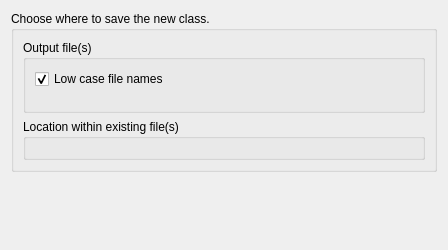
Qt form language/codegen/ui/outputlocation.ui (KDE/kdevelop) before a commit.
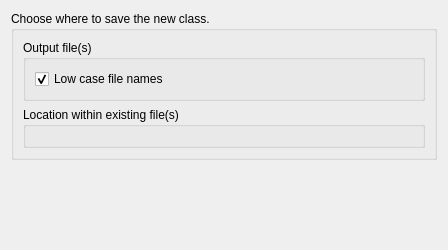
The same form after that commit.

Commit message: Prevent output file location from being displayed more than once

Diff of the .ui file:
```diff
--- a/language/codegen/ui/outputlocation.ui
+++ b/language/codegen/ui/outputlocation.ui
@@ -46,8 +46,8 @@
         <property name="checkable">
          <bool>false</bool>
         </property>
-        <layout class="QGridLayout" name="gridLayout">
-         <item row="0" column="0" colspan="3">
+        <layout class="QVBoxLayout" name="verticalLayout_3">
+         <item>
           <widget class="QCheckBox" name="lowerFilenameCheckBox">
            <property name="text">
             <string>Low case file names</string>
@@ -57,7 +57,7 @@
            </property>
           </widget>
          </item>
-         <item row="2" column="0" rowspan="2">
+         <item>
           <layout class="QFormLayout" name="urlFormLayout">
            <property name="fieldGrowthPolicy">
             <enum>QFormLayout::ExpandingFieldsGrow</enum>
```
Left out of the diff: 4 changed lines with no effect on the pictures. The commit also changes 1 other file.
